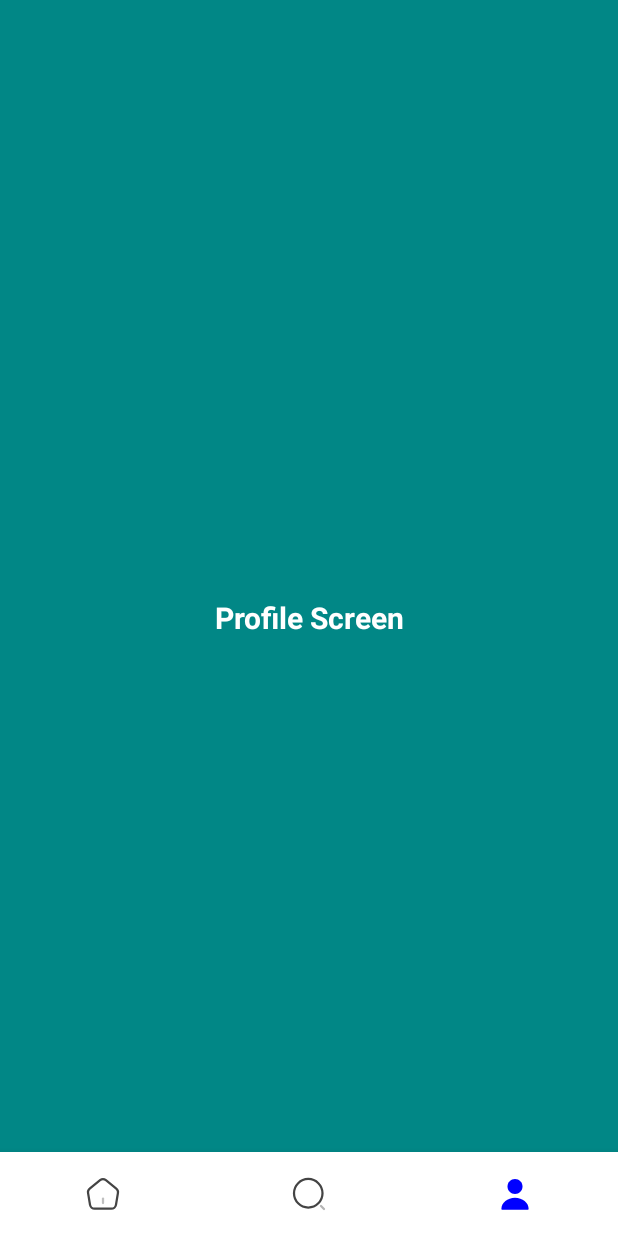
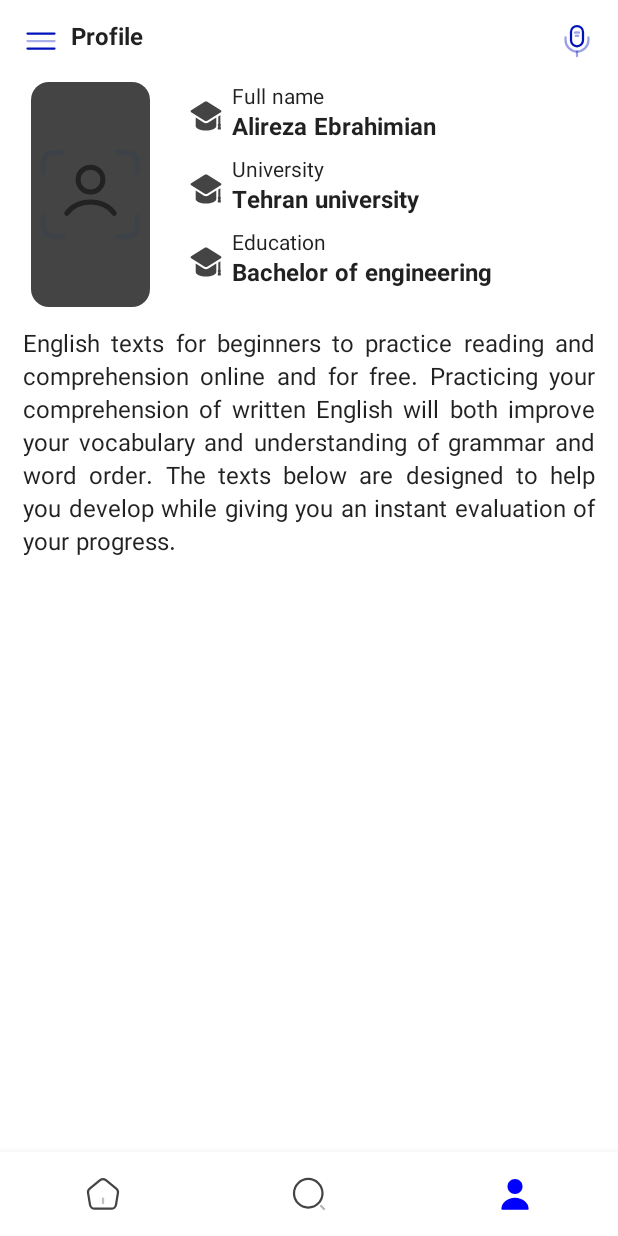
Before and after one commit to mrkhoshneshin/EnglishDictionary, an Android app built with Jetpack Compose: the screen it shows after launch (MainActivity), item 3 of the bottom bar chosen, on a phone screen of 412 x 824 dp. Run offline under Robolectric (Android 15) with nearby library versions, the phone set to English and light mode, and no system bars; our stand-ins replace Dagger/Hilt's generated code, accompanist.

Commit message:
MohammadJavad: implement ProfileScreen

```diff
--- a/app/src/main/java/english/dictionary/app/screen/home/HomeScreen.kt
+++ b/app/src/main/java/english/dictionary/app/screen/home/HomeScreen.kt
@@ -6,8 +6,6 @@ import androidx.compose.foundation.lazy.LazyRow
 import androidx.compose.foundation.lazy.grid.GridCells
 import androidx.compose.foundation.lazy.grid.LazyVerticalGrid
 import androidx.compose.foundation.shape.RoundedCornerShape
-import androidx.compose.foundation.text.KeyboardActions
-import androidx.compose.foundation.text.KeyboardOptions
 import androidx.compose.material.*
 import androidx.compose.runtime.*
 import androidx.compose.ui.Alignment
@@ -17,17 +15,17 @@ import androidx.compose.ui.graphics.Color
 import androidx.compose.ui.layout.ContentScale
 import androidx.compose.ui.res.painterResource
 import androidx.compose.ui.text.font.FontWeight
-import androidx.compose.ui.text.input.ImeAction
 import androidx.compose.ui.text.style.TextAlign
 import androidx.compose.ui.text.style.TextOverflow
 import androidx.compose.ui.tooling.preview.Preview
 import androidx.compose.ui.unit.dp
 import androidx.hilt.navigation.compose.hiltViewModel
 import com.google.accompanist.pager.ExperimentalPagerApi
-import com.google.android.material.slider.Slider
 import english.dictionary.app.R
 import english.dictionary.app.data.Feature
 import english.dictionary.app.data.User
+import english.dictionary.app.ui.common.SearchBox
+import english.dictionary.app.ui.common.UsersItem
 import english.dictionary.app.ui.theme.DefaultTextStyle
 import english.dictionary.app.ui.theme.blue
 
@@ -48,7 +46,7 @@ fun HomeScreen(viewModel: HomeViewModel) {
         )
         //TODO add real list here
         ViewPagerSlider()
-        SearchBoxSection(
+        SearchBox(
             textFieldValue = searchBoxState,
             onTextFieldTextChanged = { searchBoxState = it },
             onSearchIconClicked = { /*TODO*/ }) {
@@ -103,43 +101,6 @@ fun GreetingTextSection(
     }
 }
 
-@Composable
-fun SearchBoxSection(
-    modifier: Modifier = Modifier,
-    label: String = "Search something",
-    selectedStrokeColor: Color = blue,
-    icon: Int = R.drawable.search,
-    iconTint: Color = blue,
-    textFieldValue: String,
-    onTextFieldTextChanged: (String) -> Unit,
-    onSearchIconClicked: () -> Unit,
-    onKeyBoardOptionClicked: () -> Unit
-) {
-    Box(
-        modifier = Modifier
-            .fillMaxWidth()
-            .padding(15.dp)
-    ) {
-        OutlinedTextField(
-            modifier = Modifier
-                .fillMaxWidth()
-                .height(60.dp),
-            value = textFieldValue,
-            label = { Text(text = label, style = DefaultTextStyle(), color = Color.Gray) },
-            shape = RoundedCornerShape(12.dp),
-            leadingIcon = {
-                Icon(
-                    painter = painterResource(id = R.drawable.search),
-                    contentDescription = "searchIcon",
-                    tint = blue
-                )
-            },
-            singleLine = true,
-            keyboardActions = KeyboardActions(onSearch = {}),
-            keyboardOptions = KeyboardOptions(imeAction = ImeAction.Search),
-            onValueChange = { onTextFieldTextChanged(it) })
-    }
-}
 
 
 @Composable
@@ -189,23 +150,7 @@ fun FeatureItem(
 }
 
 //should change images type when api is ready
-@Composable
-fun UsersItem(
-    image: Int = R.drawable.user_scan,
-    smallImage: Int? = null,
-) {
-    Image(
-        modifier = Modifier
-            .height(150.dp)
-            .width(90.dp)
-            .padding(start = 5.dp, end = 5.dp)
-            .clip(RoundedCornerShape(12.dp))
-            .background(Color.DarkGray),
-        painter = painterResource(id = image),
-        contentDescription = "userImage",
-        contentScale = ContentScale.Fit
-    )
-}
+
 
 @Composable
 fun UsersListSection(
--- a/app/src/main/java/english/dictionary/app/screen/profile/ProfileScreen.kt
+++ b/app/src/main/java/english/dictionary/app/screen/profile/ProfileScreen.kt
@@ -1,36 +1,121 @@
 package english.dictionary.app.screen.profile
 
+import androidx.compose.foundation.Image
 import androidx.compose.foundation.background
-import androidx.compose.foundation.layout.Column
-import androidx.compose.foundation.layout.fillMaxSize
-import androidx.compose.foundation.layout.wrapContentSize
+import androidx.compose.foundation.layout.*
+import androidx.compose.foundation.rememberScrollState
+import androidx.compose.foundation.verticalScroll
+import androidx.compose.material.Icon
+import androidx.compose.material.MaterialTheme
 import androidx.compose.material.Text
 import androidx.compose.runtime.Composable
 import androidx.compose.ui.Alignment
 import androidx.compose.ui.Modifier
 import androidx.compose.ui.graphics.Color
 import androidx.compose.ui.res.colorResource
+import androidx.compose.ui.res.painterResource
+import androidx.compose.ui.res.stringResource
 import androidx.compose.ui.text.font.FontWeight
 import androidx.compose.ui.text.style.TextAlign
+import androidx.compose.ui.tooling.preview.Preview
+import androidx.compose.ui.unit.dp
 import androidx.compose.ui.unit.sp
+import androidx.hilt.navigation.compose.hiltViewModel
 import english.dictionary.app.R
+import english.dictionary.app.data.User
+import english.dictionary.app.ui.common.Header
+import english.dictionary.app.ui.common.UsersItem
+import english.dictionary.app.ui.theme.DefaultTextStyle
 
 
 @Composable
-fun ProfileScreen() {
+fun ProfileScreen(viewModel: ProfileViewModel = hiltViewModel()) {
     Column(
         modifier = Modifier
             .fillMaxSize()
-            .background(colorResource(id = R.color.teal_700))
-            .wrapContentSize(Alignment.Center)
+            .padding(15.dp)
+            .verticalScroll(rememberScrollState())
     ) {
-        Text(
-            text = "Profile Screen",
-            fontWeight = FontWeight.Bold,
-            color = Color.White,
-            modifier = Modifier.align(Alignment.CenterHorizontally),
-            textAlign = TextAlign.Center,
-            fontSize = 20.sp
-        )
+        Header("Profile", R.drawable.menu, R.drawable.microphone)
+        UserInformationSection(viewModel.getUser())
+        DescriptionSection()
     }
 }
+
+//TODO change image
+@Composable
+fun UserInformationSection(
+    user: User
+) {
+    Row(
+        verticalAlignment = Alignment.CenterVertically,
+        modifier = Modifier
+            .fillMaxWidth()
+            .padding(bottom = 15.dp)
+    ) {
+        UsersItem()
+        Column {
+            TextWithIcon(
+                title = stringResource(id = R.string.fullName),
+                value = user.fullName(),
+                icon = R.drawable.education
+            )
+            TextWithIcon(
+                title = stringResource(id = R.string.university),
+                value = user.university,
+                icon = R.drawable.education
+            )
+            TextWithIcon(
+                title = stringResource(id = R.string.education),
+                value = user.education,
+                icon = R.drawable.education
+            )
+        }
+    }
+}
+
+@Composable
+@Preview(showBackground = true)
+fun UserInformationPreview() {
+    UserInformationSection(
+        user = User(
+            "Ali",
+            lastName = "Javadi",
+            university = "Sistan and bluchestan",
+            education = "Compouter science"
+        )
+    )
+}
+
+@Composable
+fun TextWithIcon(
+    title: String,
+    value: String,
+    icon: Int
+) {
+    Row(
+        modifier = Modifier.padding(bottom = 8.dp),
+        verticalAlignment = Alignment.CenterVertically
+    ) {
+        Icon(
+            modifier = Modifier.padding(start = 20.dp, end = 5.dp),
+            painter = painterResource(id = icon),
+            contentDescription = "icon",
+            tint = Color.DarkGray
+        )
+        Column {
+            Text(
+                text = title,
+                style = DefaultTextStyle(fontSize = MaterialTheme.typography.body2.fontSize),
+                maxLines = 1
+            )
+            Text(text = value, style = DefaultTextStyle(fontWeight = FontWeight.Bold), maxLines = 1)
+        }
+    }
+}
+
+
+@Composable
+fun DescriptionSection() {
+    Text(modifier = Modifier.fillMaxWidth(), text = stringResource(id = R.string.text), style = DefaultTextStyle(), textAlign = TextAlign.Justify)
+}
--- a/app/src/main/java/english/dictionary/app/screen/profile/ProfileViewModel.kt
+++ b/app/src/main/java/english/dictionary/app/screen/profile/ProfileViewModel.kt
@@ -2,9 +2,17 @@ package english.dictionary.app.screen.profile
 
 import androidx.lifecycle.ViewModel
 import dagger.hilt.android.lifecycle.HiltViewModel
+import english.dictionary.app.data.User
 import javax.inject.Inject
 
 @HiltViewModel
-class ProfileViewModel @Inject constructor(): ViewModel(){
-
+class ProfileViewModel @Inject constructor() : ViewModel() {
+    fun getUser(): User {
+        return User(
+            firstName = "Alireza",
+            lastName = "Ebrahimian",
+            education = "Bachelor of engineering",
+            university = "Tehran university"
+        )
+    }
 }
--- a/app/src/main/java/english/dictionary/app/ui/bottomNavigation/BottomNavigation.kt
+++ b/app/src/main/java/english/dictionary/app/ui/bottomNavigation/BottomNavigation.kt
@@ -43,11 +43,9 @@ fun BottomNavigation(
                     selected = it.route == currentRoute,
                     onClick = {
                         navController.navigate(it.route) {
-                            navController.graph.startDestinationRoute?.let { screenRoute ->
-                                popUpTo(screenRoute) { saveState = true }
-                                launchSingleTop = true
-                                restoreState = true
-                            }
+                            popUpTo(Screen.HomeScreen.route){saveState = true}
+                            launchSingleTop = true
+                            restoreState = true
                         }
                     }
                 )
--- /dev/null
+++ b/app/src/main/java/english/dictionary/app/ui/common/Header.kt
@@ -0,0 +1,48 @@
+package english.dictionary.app.ui.common
+
+import androidx.compose.foundation.layout.Arrangement
+import androidx.compose.foundation.layout.Row
+import androidx.compose.foundation.layout.fillMaxWidth
+import androidx.compose.foundation.layout.padding
+import androidx.compose.material.Icon
+import androidx.compose.material.Text
+import androidx.compose.runtime.Composable
+import androidx.compose.ui.Modifier
+import androidx.compose.ui.res.painterResource
+import androidx.compose.ui.text.font.FontWeight
+import androidx.compose.ui.tooling.preview.Preview
+import androidx.compose.ui.unit.dp
+import english.dictionary.app.R
+import english.dictionary.app.ui.theme.DefaultTextStyle
+import english.dictionary.app.ui.theme.blue
+
+
+@Composable
+fun Header(
+    headerTitle: String,
+    leftIcon: Int,
+    rightIcon: Int
+) {
+    Row(modifier = Modifier.fillMaxWidth().padding(bottom = 15.dp), horizontalArrangement = Arrangement.SpaceBetween) {
+        Row {
+            Icon(
+                painter = painterResource(id = leftIcon),
+                contentDescription = "leftIcon",
+                tint = blue,
+                modifier = Modifier.padding(end = 8.dp)
+            )
+            Text(text = headerTitle, style = DefaultTextStyle(fontWeight = FontWeight.Bold))
+        }
+        Icon(
+            painter = painterResource(id = rightIcon),
+            contentDescription = "rightIcon",
+            tint = blue
+        )
+    }
+}
+
+@Composable
+@Preview(showBackground = true)
+fun HeaderPreview() {
+    Header(headerTitle = "Profile", leftIcon = R.drawable.menu, rightIcon = R.drawable.microphone)
+}
--- /dev/null
+++ b/app/src/main/java/english/dictionary/app/ui/common/SearchBox.kt
@@ -0,0 +1,58 @@
+package english.dictionary.app.ui.common
+
+import androidx.compose.foundation.layout.Box
+import androidx.compose.foundation.layout.fillMaxWidth
+import androidx.compose.foundation.layout.height
+import androidx.compose.foundation.layout.padding
+import androidx.compose.foundation.shape.RoundedCornerShape
+import androidx.compose.foundation.text.KeyboardActions
+import androidx.compose.foundation.text.KeyboardOptions
+import androidx.compose.material.Icon
+import androidx.compose.material.OutlinedTextField
+import androidx.compose.material.Text
+import androidx.compose.runtime.Composable
+import androidx.compose.ui.Modifier
+import androidx.compose.ui.graphics.Color
+import androidx.compose.ui.res.painterResource
+import androidx.compose.ui.unit.dp
+import english.dictionary.app.R
+import english.dictionary.app.ui.theme.DefaultTextStyle
+import english.dictionary.app.ui.theme.blue
+
+@Composable
+fun SearchBox(
+    modifier: Modifier = Modifier,
+    label: String = "Search something",
+    selectedStrokeColor: Color = blue,
+    icon: Int = R.drawable.search,
+    iconTint: Color = blue,
+    textFieldValue: String,
+    onTextFieldTextChanged: (String) -> Unit,
+    onSearchIconClicked: () -> Unit,
+    onKeyBoardOptionClicked: () -> Unit
+) {
+    Box(
+        modifier = Modifier
+            .fillMaxWidth()
+            .padding(15.dp)
+    ) {
+        OutlinedTextField(
+            modifier = Modifier
+                .fillMaxWidth()
+                .height(60.dp),
+            value = textFieldValue,
+            label = { Text(text = label, style = DefaultTextStyle(), color = Color.Gray) },
+            shape = RoundedCornerShape(12.dp),
+            leadingIcon = {
+                Icon(
+                    painter = painterResource(id = R.drawable.search),
+                    contentDescription = "searchIcon",
+                    tint = blue
+                )
+            },
+            singleLine = true,
+            keyboardActions = KeyboardActions(onSearch = {}),
+            keyboardOptions = KeyboardOptions(imeAction = androidx.compose.ui.text.input.ImeAction.Search),
+            onValueChange = { onTextFieldTextChanged(it) })
+    }
+}
--- /dev/null
+++ b/app/src/main/java/english/dictionary/app/ui/common/UsersItem.kt
@@ -0,0 +1,34 @@
+package english.dictionary.app.ui.common
+
+import androidx.compose.foundation.Image
+import androidx.compose.foundation.background
+import androidx.compose.foundation.layout.height
+import androidx.compose.foundation.layout.padding
+import androidx.compose.foundation.layout.width
+import androidx.compose.foundation.shape.RoundedCornerShape
+import androidx.compose.runtime.Composable
+import androidx.compose.ui.Modifier
+import androidx.compose.ui.draw.clip
+import androidx.compose.ui.graphics.Color
+import androidx.compose.ui.layout.ContentScale
+import androidx.compose.ui.res.painterResource
+import androidx.compose.ui.unit.dp
+import english.dictionary.app.R
+
+@Composable
+fun UsersItem(
+    image: Int = R.drawable.user_scan,
+    smallImage: Int? = null,
+) {
+    Image(
+        modifier = Modifier
+            .height(150.dp)
+            .width(90.dp)
+            .padding(start = 5.dp, end = 5.dp)
+            .clip(RoundedCornerShape(12.dp))
+            .background(Color.DarkGray),
+        painter = painterResource(id = image),
+        contentDescription = "userImage",
+        contentScale = ContentScale.Fit
+    )
+}
--- /dev/null
+++ b/app/src/main/res/drawable/education.xml
@@ -0,0 +1,4 @@
+<vector android:height="24dp" android:viewportHeight="14"
+    android:viewportWidth="14" android:width="24dp" xmlns:android="http://schemas.android.com/apk/res/android">
+    <path android:fillColor="#000000" android:pathData="m12.499,12.255c0.097,0 0.188,-0.044 0.249,-0.119 0.061,-0.075 0.085,-0.174 0.065,-0.269l-0.202,-0.957c0.115,-0.111 0.187,-0.267 0.187,-0.44 0,-0.182 -0.081,-0.343 -0.207,-0.456l0,-3.322 -0.81,0.501 0,2.821c-0.126,0.112 -0.207,0.274 -0.207,0.456 0,0.173 0.072,0.328 0.188,0.44l-0.202,0.957c-0.02,0.095 0.004,0.193 0.065,0.269 0.061,0.075 0.153,0.119 0.249,0.119l0.625,0zM12.774,4.755 L7.502,1.492C7.348,1.397 7.174,1.349 7,1.349c-0.174,0 -0.348,0.048 -0.502,0.143l-5.272,3.263C1.085,4.842 1,4.996 1,5.162c0,0.166 0.085,0.319 0.226,0.407l5.272,3.263c0.153,0.095 0.328,0.143 0.502,0.143 0.174,0 0.348,-0.048 0.502,-0.143L12.774,5.569c0.141,-0.087 0.226,-0.241 0.226,-0.407 0,-0.166 -0.085,-0.319 -0.226,-0.407zM7,9.785c-0.328,0 -0.649,-0.091 -0.928,-0.264l-3.075,-1.904 0,3.278c0,0.97 1.793,1.755 4.003,1.755 2.211,0 4.004,-0.785 4.004,-1.755l0,-3.278 -3.075,1.904C7.649,9.694 7.328,9.785 7,9.785Z"/>
+</vector>
--- a/app/src/main/res/values/strings.xml
+++ b/app/src/main/res/values/strings.xml
@@ -1,3 +1,7 @@
 <resources>
     <string name="app_name">EnglishDictionary</string>
+    <string name="fullName">Full name</string>
+    <string name="university">University</string>
+    <string name="education">Education</string>
+    <string name="text">English texts for beginners to practice reading and comprehension online and for free. Practicing your comprehension of written English will both improve your vocabulary and understanding of grammar and word order. The texts below are designed to help you develop while giving you an instant evaluation of your progress.</string>
 </resources>
```
